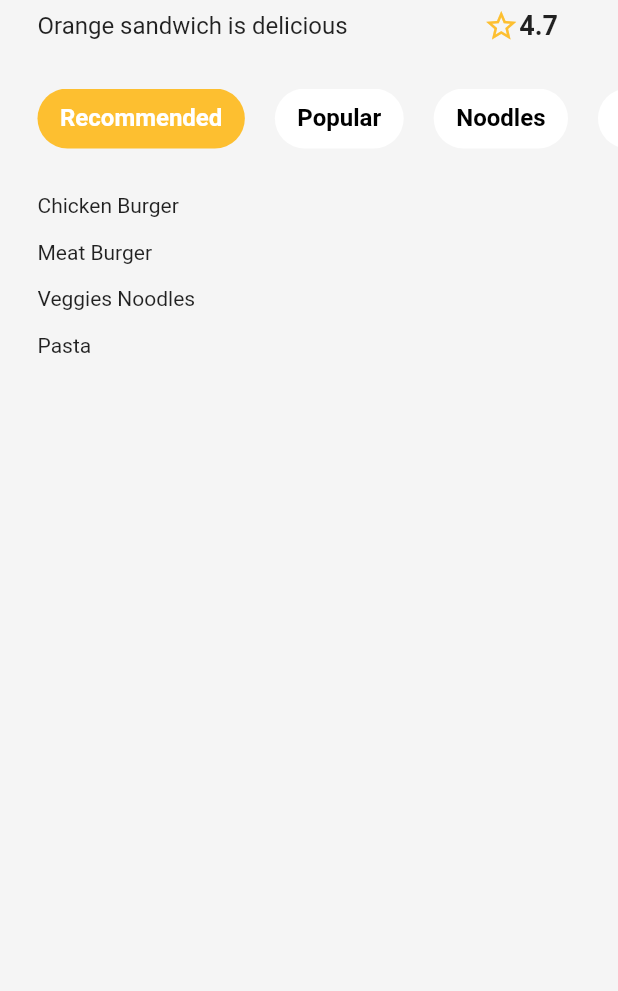
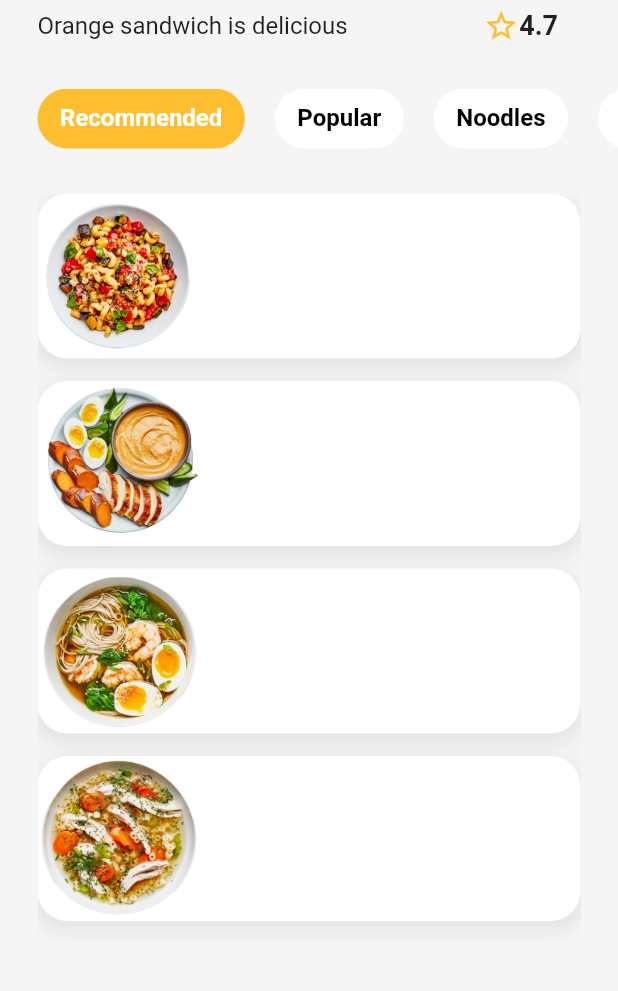
Before and after one commit to KhadijaMakkaoui/Food-Delivery, a Flutter app: the screen it shows after launch, on a phone screen of 412 x 824 dp, the part 240-1231 px from its top. Run offline on Flutter 3.47's test engine with Material 2 defaults, Android fonts, the phone set to English and light mode, and no system bars.

Commit message:
Display food item image

```diff
--- a/delivery_app/lib/models/food.dart
+++ b/delivery_app/lib/models/food.dart
@@ -18,9 +18,9 @@ class Food {
   static List<Food> generateRecommendFoods(){
     return[
       Food(
-        'assets/images/dish1.png',
+        'assets/images/dish3.png',
         'Highly Recommended',
-        'Chicken Burger',
+        'Veggies Noodles',
         '20 min',
         4.5,
         '600 kcal',
@@ -58,9 +58,9 @@ class Food {
 
       ),
       Food(
-        'assets/images/dish3.png',
+        'assets/images/dish1.png',
         'Highly Recommended',
-        'Veggies Noodles',
+        'Chicken Burger',
         '20 min',
         4.5,
         '600 kcal',
--- a/delivery_app/lib/widgets/food_item.dart
+++ b/delivery_app/lib/widgets/food_item.dart
@@ -1,5 +1,6 @@
 import 'package:delivery_app/models/food.dart';
 import 'package:flutter/cupertino.dart';
+import 'package:flutter/material.dart';
 
 class FoodItem extends StatelessWidget {
 final Food food;
@@ -7,7 +8,28 @@ FoodItem(this.food);
   @override
   Widget build(BuildContext context) {
     return Container(
-      child: Text(food.name),
+      height: 110,
+      decoration: BoxDecoration(
+        color: Colors.white,
+        borderRadius: BorderRadius.circular(20),
+        boxShadow: [
+          BoxShadow(
+            color: Colors.grey.withOpacity(0.2),
+            spreadRadius: 2,
+            blurRadius: 10,
+            offset: const Offset(0, 5),
+          ),
+        ],
+      ),
+      child:Row(
+        children:[
+          Container(
+            height: 110,
+            width: 110,
+                child: Image.asset(food.imgUrl,fit: BoxFit.fitHeight,),
+            ),
+        ]
+      )
     );
   }
 }
--- a/delivery_app/lib/widgets/food_list_view.dart
+++ b/delivery_app/lib/widgets/food_list_view.dart
@@ -21,9 +21,11 @@ FoodListView(
         controller: pageController,
         onPageChanged: (index) => callback(index),
         children:
-          category.map((e) =>
-          ListView.separated(
-            itemBuilder: (context, index) => FoodItem(
+          category
+              .map((e) => ListView.separated(
+            padding: EdgeInsets.zero,
+            itemBuilder:
+                (context, index) => FoodItem(
               restaurant.menu[category[selected]]![index],
             ),
             separatorBuilder: (_, index) => const SizedBox(height: 15),
```
Lines whose indentation alone changed are shown as unchanged.
